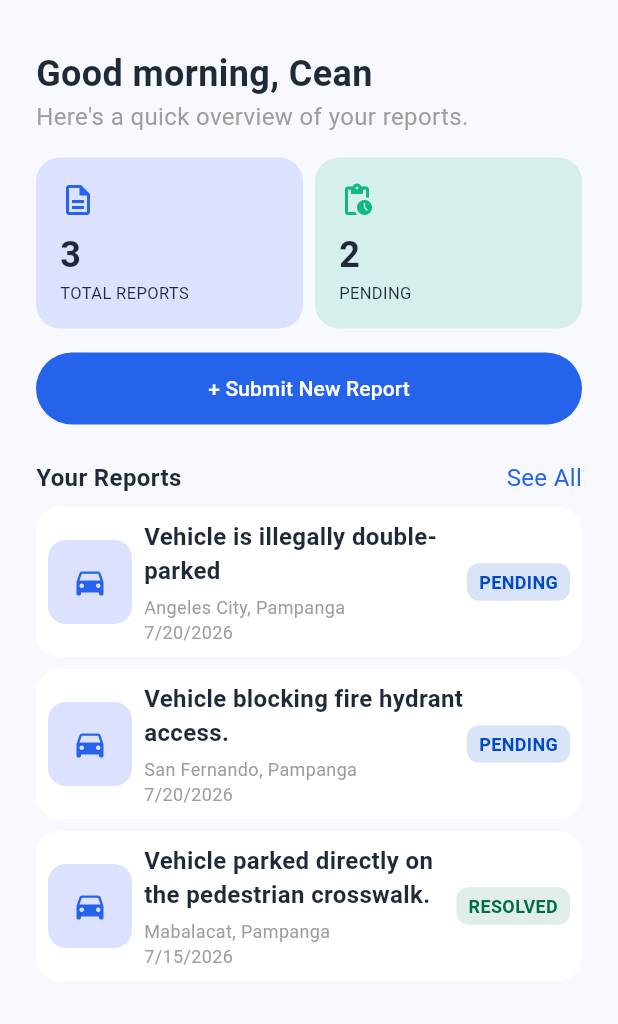
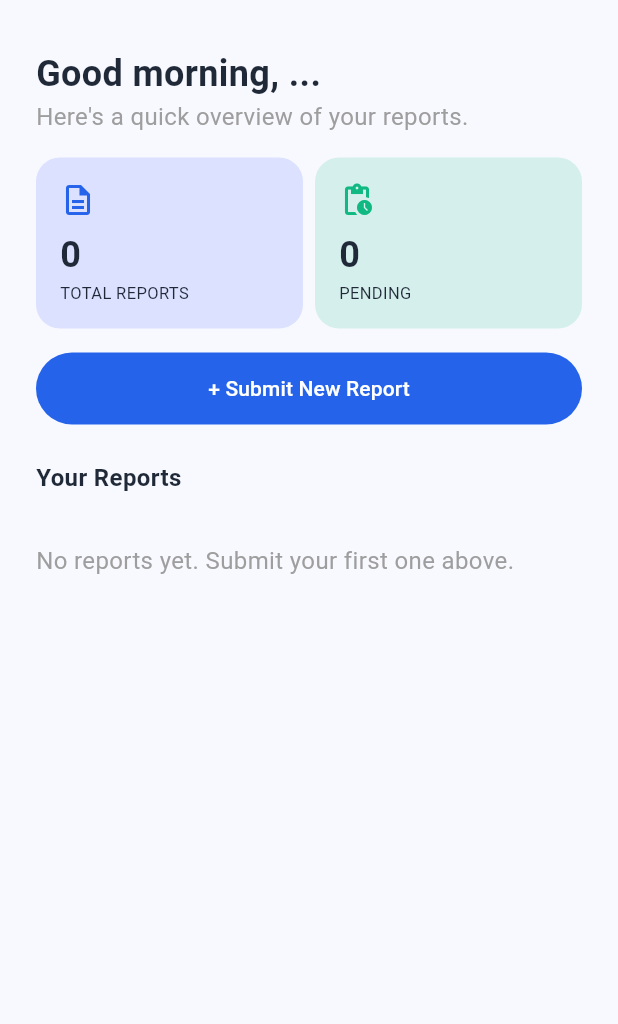
Before and after one commit to Siyanfr/Agos-App-Finals, a Flutter app: the CitizenDashboardScreen screen opened directly, on a phone screen of 412 x 824 dp, the part 72-1096 px from its top. Run offline on Flutter 3.47's test engine with Material 3 defaults, Android fonts, the phone set to English and light mode, and no system bars; our stand-ins replace cloud_firestore, device_preview, firebase_auth, firebase_core, flutter_dotenv, geolocator and 1 more; accounts and stored records are empty.

Commit message:
Placeholders are being removed. Testing and Fixing the applications usage of the backend

```diff
--- a/lib/models/report_model.dart
+++ b/lib/models/report_model.dart
@@ -7,7 +7,8 @@ class Report {
   final double? longitude;
   final String locationName;
   final DateTime timestamp;
-  final String status; // 'Pending', 'Resolved', or 'Rejected'
+  final String status;
+  final String? notes;
 
   Report({
     required this.id,
@@ -19,5 +20,6 @@ class Report {
     required this.locationName,
     required this.timestamp,
     required this.status,
+    this.notes,
   });
 }
--- a/lib/screens/authority/authority_dashboard_screen.dart
+++ b/lib/screens/authority/authority_dashboard_screen.dart
@@ -1,9 +1,12 @@
 import 'package:flutter/material.dart';
 import '../../models/report_model.dart';
+import '../../services/auth_service.dart';
+import '../../services/firestore_service.dart';
 import '../../theme.dart';
 import '../../widgets/navigation_header.dart';
 import '../../widgets/report_card.dart';
 import '../../widgets/stat_summary_card.dart';
+import '../login_screen.dart';
 import 'report_action_screen.dart';
 
 class AuthorityDashboardScreen extends StatefulWidget {
@@ -15,48 +18,17 @@ class AuthorityDashboardScreen extends StatefulWidget {
 }
 
 class _AuthorityDashboardScreenState extends State<AuthorityDashboardScreen> {
+  final _authService = AuthService();
+  final _firestoreService = FirestoreService();
   String _selectedFilter = 'All';
 
-  // Placeholder data until Firestore is wired in.
-  List<Report> get _placeholderReports => [
-        Report(
-          id: 'RPT-2026-07-8921',
-          reporterId: 'citizen1',
-          description: 'Vehicle illegally parked beside a fire hydrant.',
-          locationName: 'Angeles City, Pampanga',
-          timestamp: DateTime(2026, 7, 20, 9, 45),
-          status: 'Pending',
-        ),
-        Report(
-          id: 'RPT-2026-07-8922',
-          reporterId: 'citizen1',
-          description: 'Double parking blocking a full lane.',
-          locationName: 'San Fernando, Pampanga',
-          timestamp: DateTime(2026, 7, 20, 10, 0),
-          status: 'Pending',
-        ),
-        Report(
-          id: 'RPT-2026-07-8923',
-          reporterId: 'citizen2',
-          description: 'Vehicle parked on the pedestrian crosswalk.',
-          locationName: 'Mabalacat, Pampanga',
-          timestamp: DateTime(2026, 7, 15, 14, 0),
-          status: 'Resolved',
-        ),
-        Report(
-          id: 'RPT-2026-07-8924',
-          reporterId: 'citizen2',
-          description: 'Vehicle left on the sidewalk overnight.',
-          locationName: 'Balibago, Angeles City',
-          timestamp: DateTime(2026, 7, 8, 8, 0),
-          status: 'Rejected',
-        ),
-      ];
-
-  List<Report> get _filteredReports {
-    final all = _placeholderReports;
-    if (_selectedFilter == 'All') return all;
-    return all.where((r) => r.status == _selectedFilter).toList();
+  Future<void> _logout() async {
+    await _authService.signOut();
+    if (!mounted) return;
+    Navigator.of(context).pushAndRemoveUntil(
+      MaterialPageRoute(builder: (context) => const LoginScreen()),
+      (route) => false,
+    );
   }
 
   Widget _filterChip(String label) {
@@ -81,10 +53,6 @@ class _AuthorityDashboardScreenState extends State<AuthorityDashboardScreen> {
 
   @override
   Widget build(BuildContext context) {
-    final reports = _placeholderReports;
-    final pendingCount = reports.where((r) => r.status == 'Pending').length;
-    final resolvedCount = reports.where((r) => r.status == 'Resolved').length;
-
     return Scaffold(
       appBar: NavigationHeader(
         title: 'AGOS AUTHORITY',
@@ -92,22 +60,47 @@ class _AuthorityDashboardScreenState extends State<AuthorityDashboardScreen> {
         actions: [
           Padding(
             padding: const EdgeInsets.only(right: AppSpacing.md),
-            child: CircleAvatar(
+            child: GestureDetector(
+              onTap: _logout,
+              child: const CircleAvatar(
                 backgroundColor: AppColors.surfaceTint,
-              child: const Icon(Icons.person_outline, color: AppColors.primary),
+                child: Icon(Icons.person_outline, color: AppColors.primary),
+              ),
             ),
           ),
         ],
       ),
       body: SafeArea(
-        child: ListView(
+        child: StreamBuilder<List<Report>>(
+          stream: _firestoreService.allReports(statusFilter: _selectedFilter),
+          builder: (context, snapshot) {
+            if (snapshot.connectionState == ConnectionState.waiting) {
+              return const Center(child: CircularProgressIndicator());
+            }
+            if (snapshot.hasError) {
+              return Center(child: Text('Error: ${snapshot.error}'));
+            }
+
+            final reports = snapshot.data ?? [];
+            // Pending/Resolved counts should reflect ALL reports, not just
+            // the current filter, so fetch them unfiltered for the stat cards.
+            return StreamBuilder<List<Report>>(
+              stream: _firestoreService.allReports(),
+              builder: (context, allSnapshot) {
+                final allReports = allSnapshot.data ?? [];
+                final pendingCount =
+                    allReports.where((r) => r.status == 'Pending').length;
+                final resolvedCount =
+                    allReports.where((r) => r.status == 'Resolved').length;
+
+                return ListView(
                   padding: const EdgeInsets.all(AppSpacing.lg),
                   children: [
                     Row(
                       children: [
                         StatSummaryCard(
                           label: 'Total',
-                  count: reports.length,
+                          count: allReports.length,
                           icon: Icons.description_outlined,
                         ),
                         const SizedBox(width: AppSpacing.sm),
@@ -128,7 +121,8 @@ class _AuthorityDashboardScreenState extends State<AuthorityDashboardScreen> {
                     const SizedBox(height: AppSpacing.lg),
                     const Text(
                       'Incoming City Reports',
-              style: TextStyle(fontWeight: FontWeight.bold, fontSize: 16),
+                      style:
+                          TextStyle(fontWeight: FontWeight.bold, fontSize: 16),
                     ),
                     const Text(
                       'Angeles City Jurisdiction',
@@ -147,23 +141,37 @@ class _AuthorityDashboardScreenState extends State<AuthorityDashboardScreen> {
                       ),
                     ),
                     const SizedBox(height: AppSpacing.sm),
-            ..._filteredReports.map(
+                    if (reports.isEmpty)
+                      const Padding(
+                        padding: EdgeInsets.symmetric(vertical: AppSpacing.lg),
+                        child: Text(
+                          'No reports match this filter.',
+                          style: TextStyle(color: Colors.grey),
+                        ),
+                      ),
+                    ...reports.map(
                       (report) => ReportCard(
                         reportTitle: report.description.split(',').first,
                         status: report.status,
                         date:
                             '${report.timestamp.month}/${report.timestamp.day}/${report.timestamp.year}',
                         location: report.locationName,
+                        imageUrl: report.photoUrl,
                         onTap: () {
                           Navigator.of(context).push(
                             MaterialPageRoute(
-                      builder: (context) => ReportActionScreen(report: report),
+                              builder: (context) =>
+                                  ReportActionScreen(report: report),
                             ),
                           );
                         },
                       ),
                     ),
                   ],
+                );
+              },
+            );
+          },
         ),
       ),
     );
--- a/lib/screens/citizen/citizen_dashboard_screen.dart
+++ b/lib/screens/citizen/citizen_dashboard_screen.dart
@@ -1,5 +1,8 @@
 import 'package:flutter/material.dart';
+import 'package:firebase_auth/firebase_auth.dart';
 import '../../models/report_model.dart';
+import '../../services/auth_service.dart';
+import '../../services/firestore_service.dart';
 import '../../theme.dart';
 import '../../widgets/detail_modal.dart';
 import '../../widgets/detail_row.dart';
@@ -8,39 +11,43 @@ import '../../widgets/primary_button.dart';
 import '../../widgets/report_card.dart';
 import '../../widgets/stat_summary_card.dart';
 import '../../widgets/status_badge.dart';
+import '../login_screen.dart';
 import 'submit_report_screen.dart';
 
-class CitizenDashboardScreen extends StatelessWidget {
+class CitizenDashboardScreen extends StatefulWidget {
   const CitizenDashboardScreen({super.key});
 
-  // Placeholder data until Firestore is wired in.
-  List<Report> get _placeholderReports => [
-        Report(
-          id: 'RPT-2026-07-8921',
-          reporterId: 'citizen1',
-          description:
-              'Vehicle is illegally double-parked, obstructing the roadway and impeding the normal flow of traffic.',
-          locationName: 'Angeles City, Pampanga',
-          timestamp: DateTime(2026, 7, 20, 9, 45),
-          status: 'Pending',
-        ),
-        Report(
-          id: 'RPT-2026-07-8922',
-          reporterId: 'citizen1',
-          description: 'Vehicle blocking fire hydrant access.',
-          locationName: 'San Fernando, Pampanga',
-          timestamp: DateTime(2026, 7, 20, 10, 0),
-          status: 'Pending',
-        ),
-        Report(
-          id: 'RPT-2026-07-8923',
-          reporterId: 'citizen1',
-          description: 'Vehicle parked directly on the pedestrian crosswalk.',
-          locationName: 'Mabalacat, Pampanga',
-          timestamp: DateTime(2026, 7, 15, 14, 0),
-          status: 'Resolved',
-        ),
-      ];
+  @override
+  State<CitizenDashboardScreen> createState() =>
+      _CitizenDashboardScreenState();
+}
+
+class _CitizenDashboardScreenState extends State<CitizenDashboardScreen> {
+  final _authService = AuthService();
+  final _firestoreService = FirestoreService();
+  String _fullName = '';
+
+  @override
+  void initState() {
+    super.initState();
+    _loadUser();
+  }
+
+  Future<void> _loadUser() async {
+    final appUser = await _authService.getCurrentAppUser();
+    if (mounted && appUser != null) {
+      setState(() => _fullName = appUser.fullName);
+    }
+  }
+
+  Future<void> _logout() async {
+    await _authService.signOut();
+    if (!mounted) return;
+    Navigator.of(context).pushAndRemoveUntil(
+      MaterialPageRoute(builder: (context) => const LoginScreen()),
+      (route) => false,
+    );
+  }
 
   void _showReportDetails(BuildContext context, Report report) {
     showDialog(
@@ -57,12 +64,19 @@ class CitizenDashboardScreen extends StatelessWidget {
               children: [
                 ClipRRect(
                   borderRadius: BorderRadius.circular(AppRadius.medium),
-                  child: Container(
+                  child: report.photoUrl == null || report.photoUrl!.isEmpty
+                      ? Container(
                           height: 160,
                           width: double.infinity,
                           color: AppColors.surfaceTint,
                           child: const Icon(Icons.directions_car,
                               size: 48, color: AppColors.primary),
+                        )
+                      : Image.network(
+                          report.photoUrl!,
+                          height: 160,
+                          width: double.infinity,
+                          fit: BoxFit.cover,
                         ),
                 ),
                 Positioned(
@@ -105,6 +119,12 @@ class CitizenDashboardScreen extends StatelessWidget {
               label: 'ID',
               value: report.id,
             ),
+            if (report.notes != null && report.notes!.isNotEmpty)
+              DetailRow(
+                icon: Icons.notes,
+                label: 'Authority Notes',
+                value: report.notes!,
+              ),
           ],
         ),
         actionButton: SizedBox(
@@ -120,8 +140,7 @@ class CitizenDashboardScreen extends StatelessWidget {
 
   @override
   Widget build(BuildContext context) {
-    final reports = _placeholderReports;
-    final pendingCount = reports.where((r) => r.status == 'Pending').length;
+    final uid = FirebaseAuth.instance.currentUser!.uid;
 
     return Scaffold(
       appBar: NavigationHeader(
@@ -130,20 +149,38 @@ class CitizenDashboardScreen extends StatelessWidget {
         actions: [
           Padding(
             padding: const EdgeInsets.only(right: AppSpacing.md),
-            child: CircleAvatar(
+            child: GestureDetector(
+              onTap: _logout,
+              child: const CircleAvatar(
                 backgroundColor: AppColors.surfaceTint,
-              child: const Icon(Icons.person_outline, color: AppColors.primary),
+                child: Icon(Icons.person_outline, color: AppColors.primary),
+              ),
             ),
           ),
         ],
       ),
       body: SafeArea(
-        child: ListView(
+        child: StreamBuilder<List<Report>>(
+          stream: _firestoreService.citizenReports(uid),
+          builder: (context, snapshot) {
+            if (snapshot.connectionState == ConnectionState.waiting) {
+              return const Center(child: CircularProgressIndicator());
+            }
+            if (snapshot.hasError) {
+              return Center(child: Text('Error: ${snapshot.error}'));
+            }
+
+            final reports = snapshot.data ?? [];
+            final pendingCount =
+                reports.where((r) => r.status == 'Pending').length;
+
+            return ListView(
               padding: const EdgeInsets.all(AppSpacing.lg),
               children: [
-            const Text(
-              'Good morning, Cean',
-              style: TextStyle(fontSize: 24, fontWeight: FontWeight.bold),
+                Text(
+                  'Good morning, ${_fullName.isEmpty ? '...' : _fullName}',
+                  style: const TextStyle(
+                      fontSize: 24, fontWeight: FontWeight.bold),
                 ),
                 const Text(
                   "Here's a quick overview of your reports.",
@@ -181,23 +218,19 @@ class CitizenDashboardScreen extends StatelessWidget {
                   ),
                 ),
                 const SizedBox(height: AppSpacing.lg),
-            Row(
-              mainAxisAlignment: MainAxisAlignment.spaceBetween,
-              children: [
                 const Text(
                   'Your Reports',
                   style: TextStyle(fontWeight: FontWeight.bold, fontSize: 16),
                 ),
-                GestureDetector(
-                  onTap: () => debugPrint('See all tapped'),
-                  child: const Text(
-                    'See All',
-                    style: TextStyle(color: AppColors.primary),
+                const SizedBox(height: AppSpacing.sm),
+                if (reports.isEmpty)
+                  const Padding(
+                    padding: EdgeInsets.symmetric(vertical: AppSpacing.lg),
+                    child: Text(
+                      'No reports yet. Submit your first one above.',
+                      style: TextStyle(color: Colors.grey),
                     ),
                   ),
-              ],
-            ),
-            const SizedBox(height: AppSpacing.sm),
                 ...reports.map(
                   (report) => ReportCard(
                     reportTitle: report.description.split(',').first,
@@ -205,10 +238,13 @@ class CitizenDashboardScreen extends StatelessWidget {
                     date:
                         '${report.timestamp.month}/${report.timestamp.day}/${report.timestamp.year}',
                     location: report.locationName,
+                    imageUrl: report.photoUrl,
                     onTap: () => _showReportDetails(context, report),
                   ),
                 ),
               ],
+            );
+          },
         ),
       ),
     );
```
Also changed, not shown: lib/screens/authority/report_action_screen.dart (+19 -7 lines), lib/screens/citizen/submit_report_screen.dart (+44 -1 lines), lib/services/firestore_service.dart (added, +74 -0 lines), lib/widgets/photo_evidence_viewer.dart (+0 -15 lines), 1 other file. Lines whose indentation alone changed are shown as unchanged.
